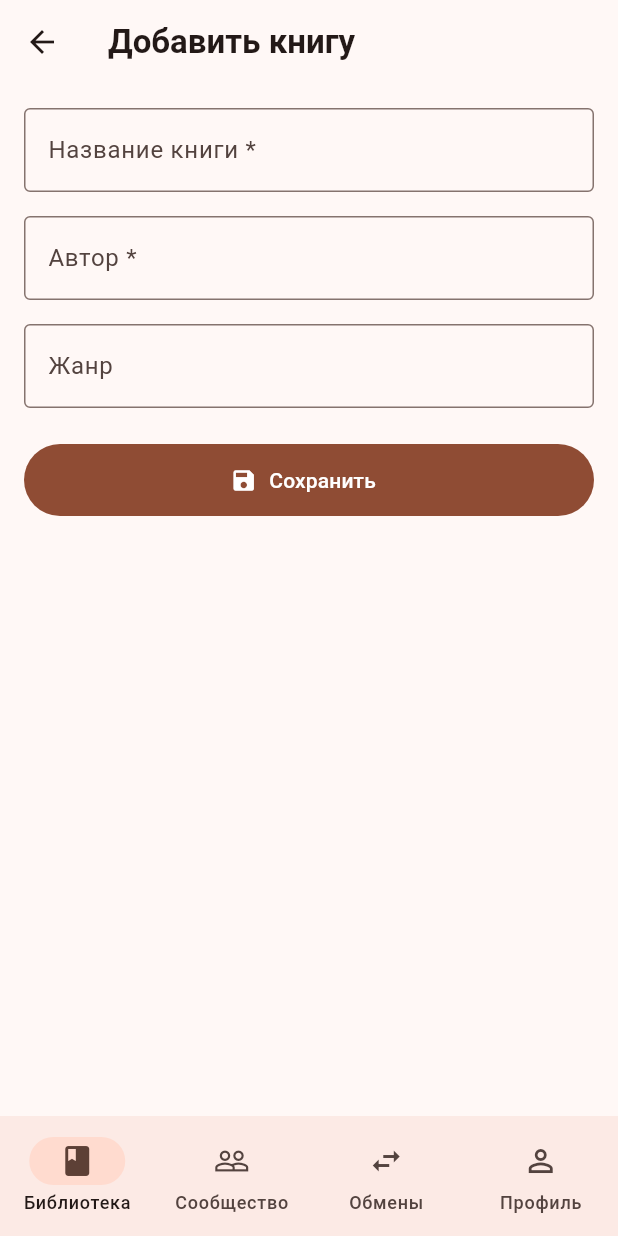
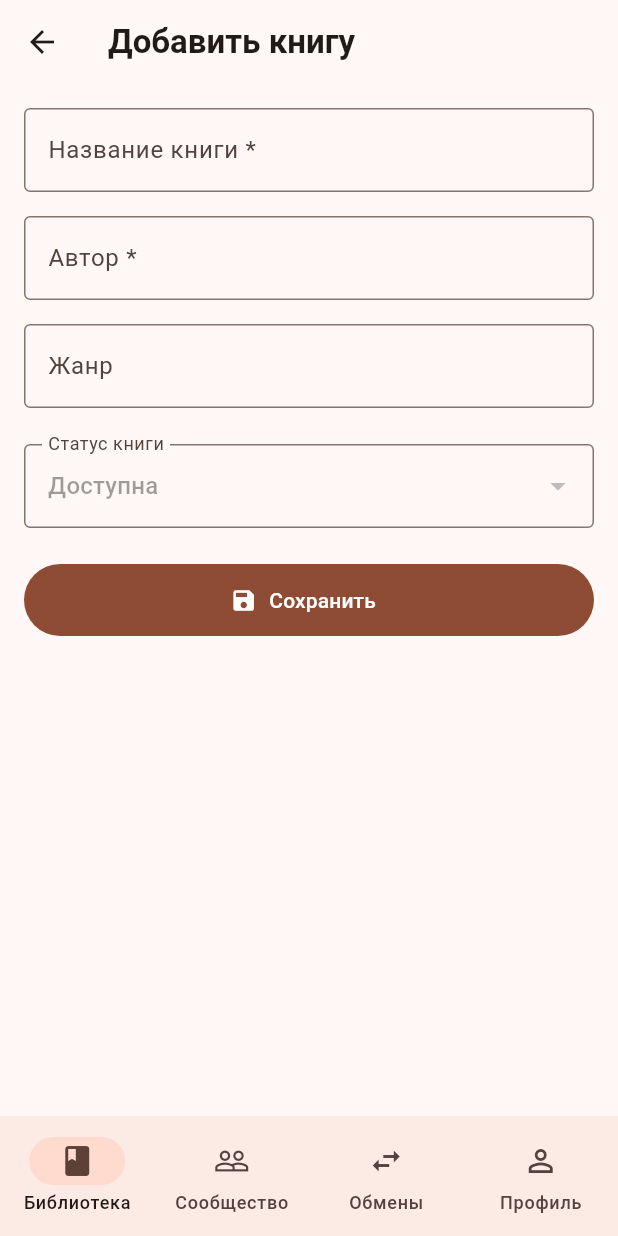
Before and after one commit to nojjja/book_nest, a Flutter app: the EditBookScreen screen opened by its route, on a phone screen of 412 x 824 dp. Run offline on Flutter 3.47's test engine with Material 3 defaults, Android fonts, the phone set to English and light mode, and no system bars; our stand-ins replace go_router.

Commit message:
L3: восстановлено поле статуса и удален старый shell

```diff
--- a/lib/screens/edit_book_screen.dart
+++ b/lib/screens/edit_book_screen.dart
@@ -101,6 +101,20 @@ class _EditBookScreenState extends State<EditBookScreen> {
             ),
             const SizedBox(height: 24),
 
+            DropdownButtonFormField<String>(
+              initialValue: 'Доступна',
+              decoration: const InputDecoration(
+                labelText: 'Статус книги',
+                border: OutlineInputBorder(),
+              ),
+              items: const [
+                DropdownMenuItem(value: 'Доступна', child: Text('Доступна')),
+                DropdownMenuItem(value: 'Выдана', child: Text('Выдана')),
+              ],
+              validator: (value) => value == null ? 'Выберите статус книги' : null,
+            ),
+            const SizedBox(height: 24),
+
             // Кнопка сохранения
             SizedBox(
               height: 48,
```
Also changed, not shown: lib/screens/main_screen.dart (deleted, +0 -64 lines).
